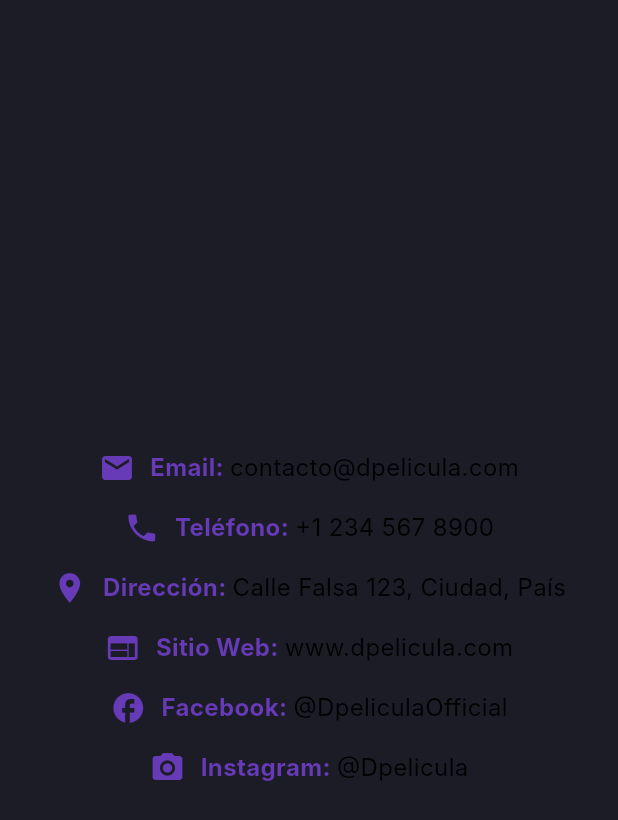
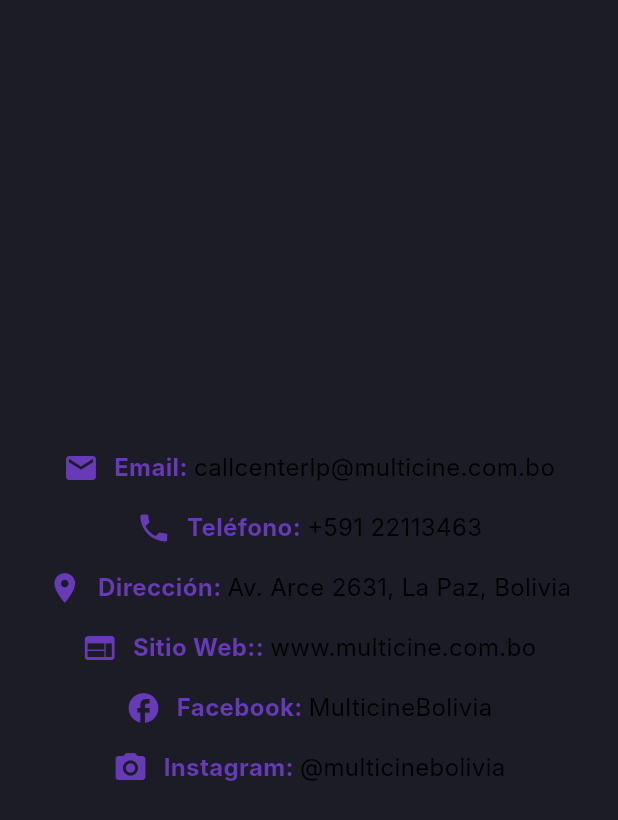
Before and after one commit to TheBig-C/IS_Dpelicula, a Flutter app: the ContactDetails widget shown alone on an empty page, opened directly, on a phone screen of 412 x 824 dp. Shown: the top 820 px of the screen. Run offline on Flutter 3.47's test engine with Material 3 defaults, Android fonts, the phone set to English and light mode, and no system bars; our stand-ins replace bloc, carousel_slider, cloud_firestore, file_picker, firebase_auth, firebase_core and 10 more; accounts and stored records are empty; network calls fail; Roboto replaces fonts that are missing (Inter).

Commit message:
arreglos presentacion
presentacion 17 de mayo arreglos frontend

```diff
--- a/lib/pages/contact_page.dart
+++ b/lib/pages/contact_page.dart
@@ -124,21 +124,21 @@ class ContactDetails extends StatelessWidget {
           CrossAxisAlignment.center, // Centra los detalles horizontalmente
       children: const [
         ContactDetail(
-            icon: Icons.email, label: 'Email', text: 'contacto@dpelicula.com'),
+            icon: Icons.email, label: 'Email', text: 'callcenterlp@multicine.com.bo'),
         ContactDetail(
-            icon: Icons.phone, label: 'Teléfono', text: '+1 234 567 8900'),
+            icon: Icons.phone, label: 'Teléfono', text: '+591 22113463'),
         ContactDetail(
             icon: Icons.location_on,
             label: 'Dirección',
-            text: 'Calle Falsa 123, Ciudad, País'),
+            text: 'Av. Arce 2631, La Paz, Bolivia'),
         ContactDetail(
-            icon: Icons.web, label: 'Sitio Web', text: 'www.dpelicula.com'),
+            icon: Icons.web, label: 'Sitio Web:', text: 'www.multicine.com.bo'),
         ContactDetail(
             icon: Icons.facebook,
             label: 'Facebook',
-            text: '@DpeliculaOfficial'),
+            text: 'MulticineBolivia'),
         ContactDetail(
-            icon: Icons.camera_alt, label: 'Instagram', text: '@Dpelicula'),
+            icon: Icons.camera_alt, label: 'Instagram', text: '@multicinebolivia'),
       ],
     );
   }
--- a/lib/pages/login_page.dart
+++ b/lib/pages/login_page.dart
@@ -41,7 +41,7 @@ class _LoginPageState extends State<LoginPage> {
   void startTimer() {
     countdownTimer?.cancel();
     const oneSec = Duration(seconds: 1);
-    remainingTime = 10;
+    remainingTime = 10; //900 15 min
 
     countdownTimer = Timer.periodic(oneSec, (Timer timer) {
       if (remainingTime == 0) {
```
Also changed, not shown: lib/pages/about_us.dart (+10 -5 lines), lib/pages/home_page.dart (+3 -4 lines), lib/pages/options_page.dart (+31 -7 lines).
